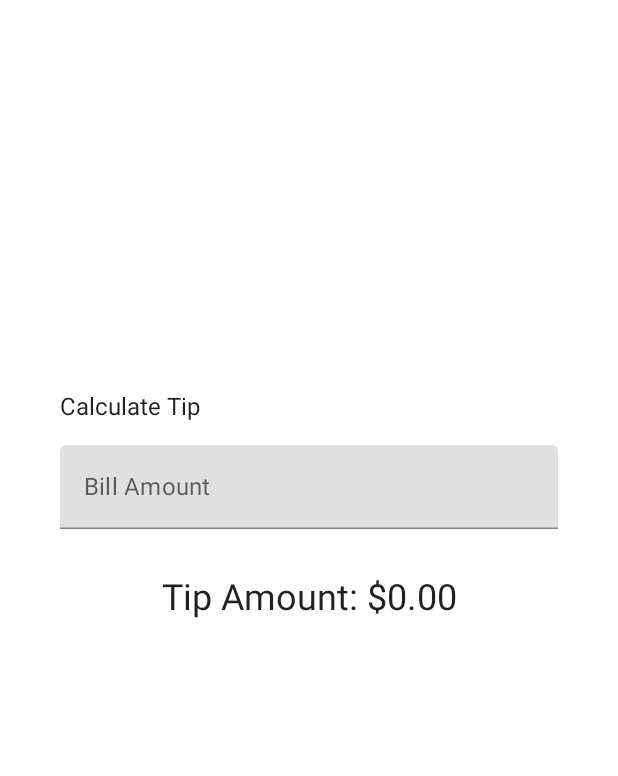
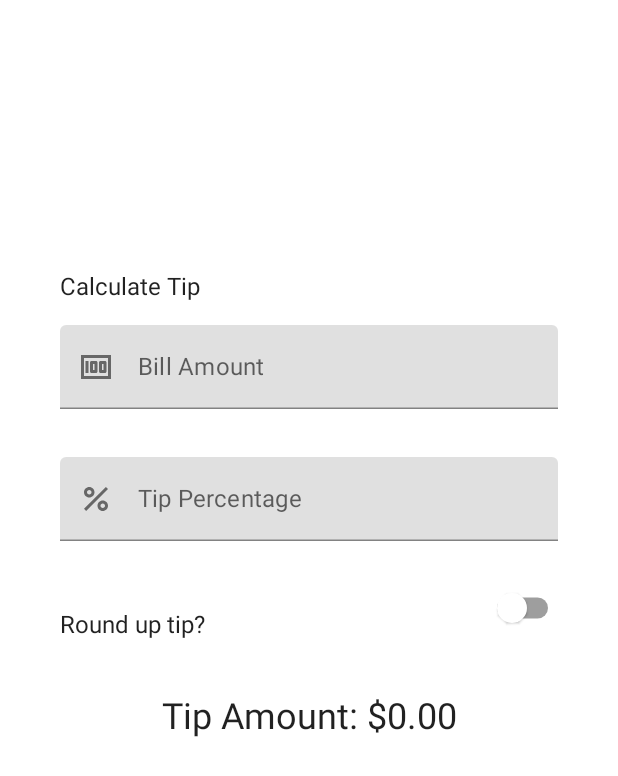
Before and after one commit to AlanSalgado/T12A-PROG_MOVIL-ALAN_SALGADO_SALAS, an Android app built with Jetpack Compose: the screen it shows after launch (MainActivity), on a phone screen of 412 x 824 dp. Shown: the top 776 px of the screen. Run offline under Robolectric (Android 15) with nearby library versions, the phone set to English and light mode, and no system bars.

Commit message:
Versión finalizada

```diff
--- a/app/src/main/java/com/alan_ss/tipcalculator/MainActivity.kt
+++ b/app/src/main/java/com/alan_ss/tipcalculator/MainActivity.kt
@@ -4,7 +4,10 @@ import android.annotation.SuppressLint
 import android.os.Bundle
 import androidx.activity.ComponentActivity
 import androidx.activity.compose.setContent
+import androidx.annotation.DrawableRes
+import androidx.annotation.StringRes
 import androidx.compose.foundation.layout.*
+import androidx.compose.foundation.rememberScrollState
 import androidx.compose.material.MaterialTheme
 import androidx.compose.material.Surface
 import androidx.compose.material.Text
@@ -21,6 +24,11 @@ import androidx.compose.runtime.remember
 import androidx.compose.runtime.getValue
 import androidx.compose.runtime.setValue
 import androidx.compose.foundation.text.KeyboardOptions
+import androidx.compose.foundation.verticalScroll
+import androidx.compose.material.Icon
+import androidx.compose.material.Switch
+import androidx.compose.ui.res.painterResource
+import androidx.compose.ui.text.input.ImeAction
 import androidx.compose.ui.text.input.KeyboardType
 
 
@@ -44,10 +52,16 @@ class MainActivity : ComponentActivity() {
 @Composable
 fun TipTimeLayout() {
     var amountInput by remember { mutableStateOf("") }
+    var tipInput by remember { mutableStateOf("") }
+    var roundUp by remember { mutableStateOf(false) }
     val amount = amountInput.toDoubleOrNull() ?: 0.0
-    val tip = calculateTip(amount)
+    val tipPercent = tipInput.toDoubleOrNull() ?: 0.0
+    val tip = calculateTip(amount, tipPercent, roundUp)
+
     Column(
-        modifier = Modifier.padding(40.dp),
+        modifier = Modifier
+            .padding(40.dp)
+            .verticalScroll(rememberScrollState()),
         horizontalAlignment = Alignment.CenterHorizontally,
         verticalArrangement = Arrangement.Center
     ) {
@@ -57,12 +71,37 @@ fun TipTimeLayout() {
                 .padding(bottom = 16.dp)
                 .align(alignment = Alignment.Start)
         )
+        Spacer(modifier = Modifier)
         EditNumberField(
+            label = R.string.bill_amount,
+            leadingIcon = R.drawable.money,
             value = amountInput,
-            onValueChange = { amountInput = it },
+            onValueChanged = { amountInput = it },
             modifier = Modifier
                 .padding(bottom = 32.dp)
-                .fillMaxWidth()
+                .fillMaxWidth(),
+            keyboardOptions = KeyboardOptions.Default.copy(
+                keyboardType = KeyboardType.Number,
+                imeAction = ImeAction.Next
+            )
+        )
+        EditNumberField(
+            label = R.string.how_was_the_service,
+            leadingIcon = R.drawable.percent,
+            value = tipInput,
+            onValueChanged = { tipInput = it},
+            modifier = Modifier
+                .padding(bottom = 32.dp)
+                .fillMaxWidth(),
+            keyboardOptions = KeyboardOptions.Default.copy(
+                keyboardType = KeyboardType.Number,
+                imeAction = ImeAction.Done
+            )
+        )
+        RoundTheTipRow(
+            roundUp = roundUp,
+            onRoundUpChanged = {roundUp = it},
+            modifier = Modifier.padding(bottom =  23.dp)
         )
         Text(
             text = stringResource(R.string.tip_amount, tip),
@@ -74,23 +113,57 @@ fun TipTimeLayout() {
 
 @Composable
 fun EditNumberField(
-        value: String,
-        onValueChange: (String) -> Unit,
-        modifier: Modifier = Modifier
-    ) {
+    @StringRes label: Int,
+    @DrawableRes leadingIcon: Int,
+    value: String,
+    onValueChanged: (String) -> Unit,
+    modifier: Modifier = Modifier,
+    keyboardOptions: KeyboardOptions
+) {
     TextField(
         value = value,
-        onValueChange = onValueChange,
+        leadingIcon = { Icon(painter = painterResource(id = leadingIcon), null) },
         singleLine = true,
-        label = { Text(stringResource(R.string.bill_amount)) },
-        keyboardOptions = KeyboardOptions(keyboardType = KeyboardType.Number),
-        modifier = modifier
+        modifier = modifier,
+        onValueChange = onValueChanged,
+        keyboardOptions = keyboardOptions,
+        label = { Text(stringResource(label)) }
     )
 }
 
+@Composable
+fun RoundTheTipRow(
+    roundUp: Boolean,
+    onRoundUpChanged: (Boolean) -> Unit,
+    modifier: Modifier = Modifier
+) {
+    Row (
+        modifier = modifier
+            .fillMaxWidth()
+            .size(48.dp),
+        verticalAlignment = Alignment.CenterVertically
+    ){
+        Text(text = stringResource(R.string.round_up_tip))
+        Switch(
+            checked = roundUp,
+            onCheckedChange = onRoundUpChanged,
+            modifier = modifier
+                .fillMaxWidth()
+                .wrapContentWidth(Alignment.End)
+        )
+    }
+}
 
-private fun calculateTip(amount: Double, tipPercent: Double = 15.0): String {
-    val tip = tipPercent / 100 * amount
+
+private fun calculateTip(
+    amount: Double,
+    tipPercent: Double = 15.0,
+    roundUp: Boolean
+): String {
+    var tip = tipPercent / 100 * amount
+    if (roundUp) {
+        tip = kotlin.math.ceil(tip)
+    }
     return NumberFormat.getCurrencyInstance().format(tip)
 }
 
```
